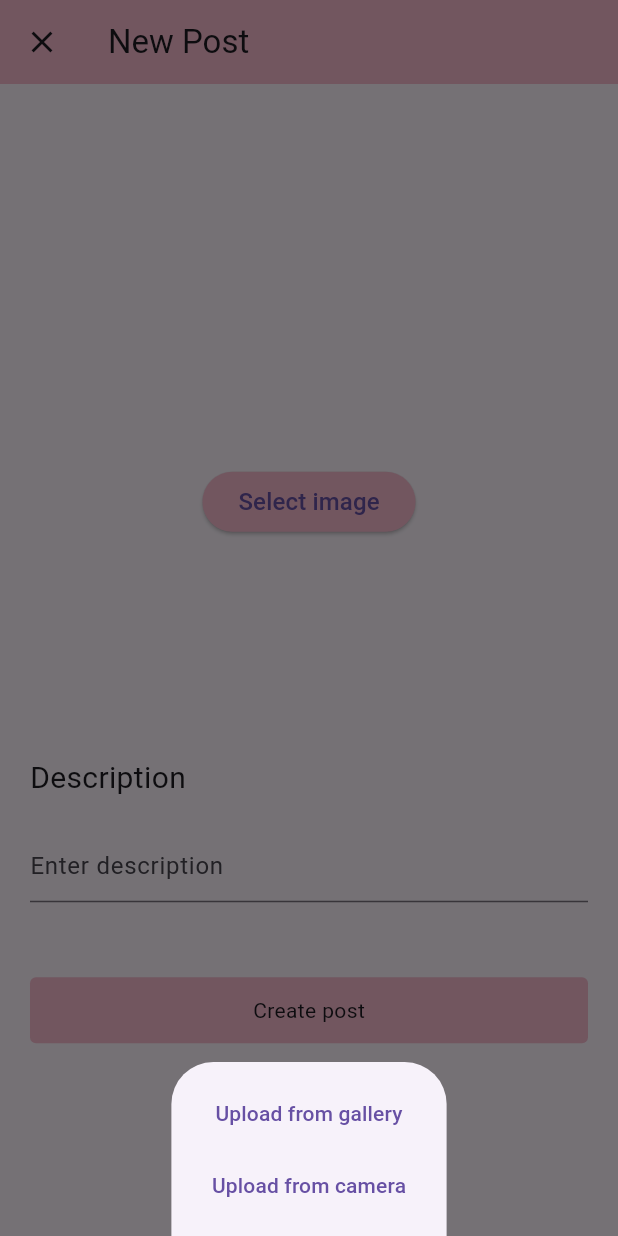
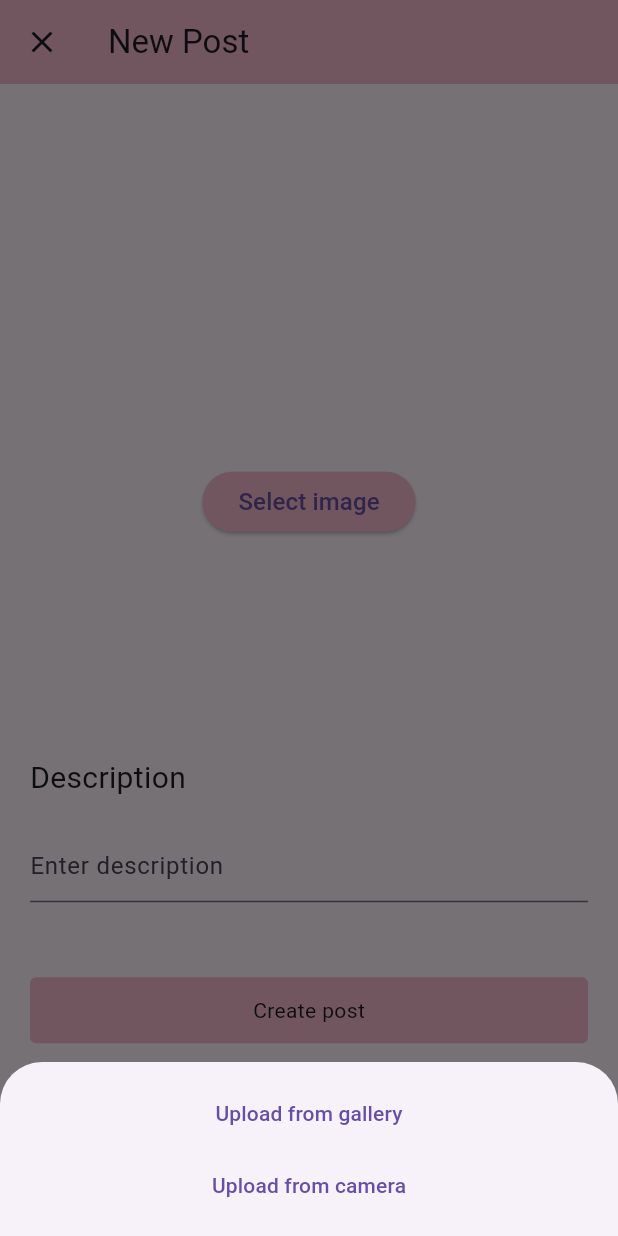
Before and after one commit to priya7401/fakestagram, a Flutter app: the AddPost screen opened directly, after a tap on "Select image", on a phone screen of 412 x 824 dp. Run offline on Flutter 3.47's test engine with Material 3 defaults, Android fonts, the phone set to English and light mode, and no system bars; our stand-ins replace cached_network_image, dio, email_validator, firebase_core, firebase_messaging, image_picker and 4 more; accounts and stored records are empty; generated files the repository leaves out were written again.

Commit message:
fixed btm sheet UI issues

```diff
--- a/lib/views/home/add_post_tab/add_post.dart
+++ b/lib/views/home/add_post_tab/add_post.dart
@@ -26,8 +26,9 @@ class _AddPostState extends State<AddPost> {
 
   @override
   Widget build(BuildContext context) {
-    return Consumer2<AppProvider, PostsProvider>(
-        builder: (context, appProvider, postsProvider, child) {
+    final Size dim = MediaQuery.of(context).size;
+
+    return Consumer2<AppProvider, PostsProvider>(builder: (context, appProvider, postsProvider, child) {
       return Scaffold(
         appBar: AppBar(
           title: Text('New Post'),
@@ -61,37 +62,33 @@ class _AddPostState extends State<AddPost> {
                               builder: (context) {
                                 return Wrap(
                                   children: [
-                                    Padding(
-                                      padding: const EdgeInsets.symmetric(
-                                          horizontal: 15, vertical: 10),
+                                    Container(
+                                      width: dim.width,
+                                      padding: const EdgeInsets.symmetric(horizontal: 15, vertical: 10),
                                       child: Column(
                                         children: [
                                           TextButton(
                                               onPressed: () async {
-                                                final file = await pickFile(
-                                                    ImageSource.gallery);
+                                                final file = await pickFile(ImageSource.gallery);
                                                 setState(() {
                                                   image = file;
                                                 });
                                                 if (context.mounted) {
-                                                Navigator.of(context).pop();
+                                                  Navigator.of(context).pop();
                                                 }
                                               },
-                                              child:
-                                                  Text('Upload from gallery')),
+                                              child: Text('Upload from gallery')),
                                           TextButton(
                                               onPressed: () async {
-                                                final file = await pickFile(
-                                                    ImageSource.camera);
+                                                final file = await pickFile(ImageSource.camera);
                                                 setState(() {
                                                   image = file;
                                                 });
                                                 if (context.mounted) {
-                                                Navigator.of(context).pop();
+                                                  Navigator.of(context).pop();
                                                 }
                                               },
-                                              child:
-                                                  Text('Upload from camera')),
+                                              child: Text('Upload from camera')),
                                         ],
                                       ),
                                     ),
@@ -131,10 +128,7 @@ class _AddPostState extends State<AddPost> {
                       onTap: () async {
                         if (image != null) {
                           PostService().getPresingedUrl(
-                            {
-                              "file_name": image?.path.split('/').last,
-                              "file_type": image?.path.split('.').last
-                            },
+                            {"file_name": image?.path.split('/').last, "file_type": image?.path.split('.').last},
                             image!,
                             context,
                             callback: (String s3Key) async {
@@ -143,8 +137,7 @@ class _AddPostState extends State<AddPost> {
                                   "s3_key": s3Key,
                                   "description": description.text,
                                 },
-                                appProvider.globalNavigator!.currentContext ??
-                                    context,
+                                appProvider.globalNavigator!.currentContext ?? context,
                               );
                             },
                           );
--- a/lib/views/home/profile_tab/post_detail_view.dart
+++ b/lib/views/home/profile_tab/post_detail_view.dart
@@ -108,7 +108,8 @@ class PostsDetailView extends StatelessWidget {
                                                   builder: (context) {
                                                     return Wrap(
                                                       children: [
-                                                        Padding(
+                                                        Container(
+                                                          width: dim.width,
                                                           padding:
                                                               const EdgeInsets.symmetric(horizontal: 20, vertical: 20),
                                                           child: TextButton(
```
Also changed, not shown: pubspec.lock.
